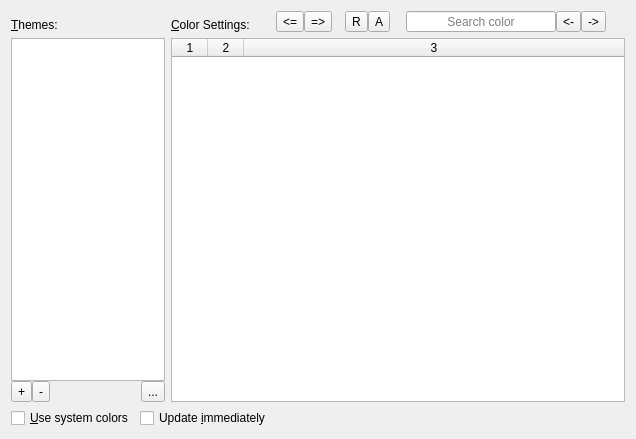
Before: the Qt Designer form src/frontends/qt/ui/PrefColorsUi.ui in kojiOnHill/lyx, drawn with Qt 5.
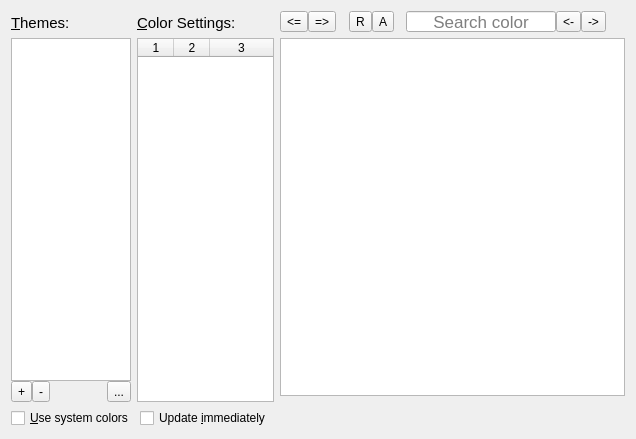
After: the same form once the commit is applied. Icons and pictures are not drawn.

What changed in the file:
```diff
--- a/src/frontends/qt/ui/PrefColorsUi.ui
+++ b/src/frontends/qt/ui/PrefColorsUi.ui
@@ -21,53 +21,8 @@
   </property>
   <layout class="QGridLayout" name="gridLayout_2">
    <item row="1" column="0" colspan="3">
-    <layout class="QGridLayout" name="gridLayout" rowstretch="0,0,0" columnstretch="0,0,0,0,0,0,0,0">
-     <item row="1" column="1" rowspan="2" colspan="7">
-      <widget class="QTableWidget" name="colorsTW">
-       <property name="font">
-        <font>
-         <family>.AppleSystemUIFont</family>
-        </font>
-       </property>
-       <property name="iconSize">
-        <size>
-         <width>32</width>
-         <height>16</height>
-        </size>
-       </property>
-       <property name="showGrid">
-        <bool>false</bool>
-       </property>
-       <property name="sortingEnabled">
-        <bool>true</bool>
-       </property>
-       <property name="columnCount">
-        <number>3</number>
-       </property>
-       <attribute name="horizontalHeaderMinimumSectionSize">
-        <number>24</number>
-       </attribute>
-       <attribute name="horizontalHeaderDefaultSectionSize">
-        <number>36</number>
-       </attribute>
-       <attribute name="horizontalHeaderStretchLastSection">
-        <bool>true</bool>
-       </attribute>
-       <attribute name="verticalHeaderVisible">
-        <bool>false</bool>
-       </attribute>
-       <attribute name="verticalHeaderMinimumSectionSize">
-        <number>12</number>
-       </attribute>
-       <attribute name="verticalHeaderDefaultSectionSize">
-        <number>18</number>
-       </attribute>
-       <column/>
-       <column/>
-       <column/>
-      </widget>
-     </item>
-     <item row="0" column="6">
+    <layout class="QGridLayout" name="gridLayout" rowstretch="0,0,0" columnstretch="0,0,0,0,0,0,0">
+     <item row="0" column="5">
       <layout class="QHBoxLayout" name="searchLayout">
        <property name="spacing">
         <number>0</number>
@@ -92,6 +47,11 @@
            <height>16777215</height>
           </size>
          </property>
+         <property name="font">
+          <font>
+           <pointsize>13</pointsize>
+          </font>
+         </property>
          <property name="toolTip">
           <string>Enter a color name to search</string>
          </property>
@@ -155,7 +115,7 @@
        </item>
       </layout>
      </item>
-     <item row="0" column="5">
+     <item row="0" column="4">
       <spacer name="hsTitleCenter">
        <property name="orientation">
         <enum>Qt::Orientation::Horizontal</enum>
@@ -171,114 +131,13 @@
        </property>
       </spacer>
      </item>
-     <item row="0" column="4">
-      <layout class="QHBoxLayout" name="horizontalLayout">
-       <property name="spacing">
-        <number>0</number>
-       </property>
-       <property name="rightMargin">
-        <number>0</number>
-       </property>
-       <item>
-        <widget class="QToolButton" name="undoColorPB">
-         <property name="toolTip">
-          <string>Undo</string>
-         </property>
-         <property name="text">
-          <string>&lt;=</string>
-         </property>
-         <property name="iconSize">
-          <size>
-           <width>16</width>
-           <height>16</height>
-          </size>
-         </property>
-         <property name="arrowType">
-          <enum>Qt::ArrowType::NoArrow</enum>
-         </property>
-        </widget>
-       </item>
-       <item>
-        <widget class="QToolButton" name="redoColorPB">
-         <property name="toolTip">
-          <string>Redo</string>
-         </property>
-         <property name="text">
-          <string>=&gt;</string>
-         </property>
-         <property name="iconSize">
-          <size>
-           <width>16</width>
-           <height>16</height>
-          </size>
-         </property>
-        </widget>
-       </item>
-       <item>
-        <spacer name="horizontalSpacer_2">
-         <property name="orientation">
-          <enum>Qt::Orientation::Horizontal</enum>
-         </property>
-         <property name="sizeType">
-          <enum>QSizePolicy::Policy::Fixed</enum>
-         </property>
-         <property name="sizeHint" stdset="0">
-          <size>
-           <width>13</width>
-           <height>20</height>
-          </size>
-         </property>
-        </spacer>
-       </item>
-       <item>
-        <widget class="QToolButton" name="colorResetPB">
-         <property name="toolTip">
-          <string>Revert selected to theme colors</string>
-         </property>
-         <property name="text">
-          <string>R</string>
-         </property>
-         <property name="iconSize">
-          <size>
-           <width>16</width>
-           <height>16</height>
-          </size>
-         </property>
-        </widget>
-       </item>
-       <item>
-        <widget class="QToolButton" name="colorResetAllPB">
-         <property name="toolTip">
-          <string>Reset all colors to theme</string>
-         </property>
-         <property name="text">
-          <string>A</string>
-         </property>
-         <property name="iconSize">
-          <size>
-           <width>16</width>
-           <height>16</height>
-          </size>
-         </property>
-        </widget>
-       </item>
-      </layout>
-     </item>
-     <item row="0" column="0">
-      <widget class="QLabel" name="themesLabel">
-       <property name="text">
-        <string>&amp;Themes:</string>
-       </property>
-       <property name="alignment">
-        <set>Qt::AlignmentFlag::AlignBottom|Qt::AlignmentFlag::AlignLeading|Qt::AlignmentFlag::AlignLeft</set>
-       </property>
-       <property name="buddy">
-        <cstring>themesLW</cstring>
-       </property>
-      </widget>
-     </item>
      <item row="0" column="1" colspan="2">
-      <widget class="QLabel" name="colorLabel">
+      <widget class="QLabel" name="label_2">
+       <property name="font">
+        <font>
+         <pointsize>11</pointsize>
+        </font>
+       </property>
        <property name="text">
         <string>&amp;Color Settings:</string>
        </property>
@@ -290,7 +149,7 @@
        </property>
       </widget>
      </item>
-     <item row="0" column="7">
+     <item row="0" column="6">
       <spacer name="hsTitleRight">
        <property name="orientation">
         <enum>Qt::Orientation::Horizontal</enum>
@@ -387,18 +246,164 @@
        </item>
       </layout>
      </item>
+     <item row="0" column="0">
+      <widget class="QLabel" name="label">
+       <property name="font">
+        <font>
+         <pointsize>11</pointsize>
+        </font>
+       </property>
+       <property name="text">
+        <string>&amp;Themes:</string>
+       </property>
+       <property name="alignment">
+        <set>Qt::AlignmentFlag::AlignBottom|Qt::AlignmentFlag::AlignLeading|Qt::AlignmentFlag::AlignLeft</set>
+       </property>
+       <property name="buddy">
+        <cstring>themesLW</cstring>
+       </property>
+      </widget>
+     </item>
      <item row="0" column="3">
-      <spacer name="horizontalSpacer_3">
-       <property name="orientation">
-        <enum>Qt::Orientation::Horizontal</enum>
+      <layout class="QHBoxLayout" name="horizontalLayout">
+       <property name="spacing">
+        <number>0</number>
        </property>
-       <property name="sizeHint" stdset="0">
+       <property name="rightMargin">
+        <number>0</number>
+       </property>
+       <item>
+        <widget class="QToolButton" name="undoColorPB">
+         <property name="toolTip">
+          <string>Undo</string>
+         </property>
+         <property name="text">
+          <string>&lt;=</string>
+         </property>
+         <property name="iconSize">
+          <size>
+           <width>16</width>
+           <height>16</height>
+          </size>
+         </property>
+         <property name="arrowType">
+          <enum>Qt::ArrowType::NoArrow</enum>
+         </property>
+        </widget>
+       </item>
+       <item>
+        <widget class="QToolButton" name="redoColorPB">
+         <property name="toolTip">
+          <string>Redo</string>
+         </property>
+         <property name="text">
+          <string>=&gt;</string>
+         </property>
+         <property name="iconSize">
+          <size>
+           <width>16</width>
+           <height>16</height>
+          </size>
+         </property>
+        </widget>
+       </item>
+       <item>
+        <spacer name="horizontalSpacer_2">
+         <property name="orientation">
+          <enum>Qt::Orientation::Horizontal</enum>
+         </property>
+         <property name="sizeType">
+          <enum>QSizePolicy::Policy::Fixed</enum>
+         </property>
+         <property name="sizeHint" stdset="0">
+          <size>
+           <width>13</width>
+           <height>20</height>
+          </size>
+         </property>
+        </spacer>
+       </item>
+       <item>
+        <widget class="QToolButton" name="colorResetPB">
+         <property name="toolTip">
+          <string>Revert selected to theme colors</string>
+         </property>
+         <property name="text">
+          <string>R</string>
+         </property>
+         <property name="iconSize">
+          <size>
+           <width>16</width>
+           <height>16</height>
+          </size>
+         </property>
+        </widget>
+       </item>
+       <item>
+        <widget class="QToolButton" name="colorResetAllPB">
+         <property name="toolTip">
+          <string>Reset all colors to theme</string>
+         </property>
+         <property name="text">
+          <string>A</string>
+         </property>
+         <property name="iconSize">
+          <size>
+           <width>16</width>
+           <height>16</height>
+          </size>
+         </property>
+        </widget>
+       </item>
+      </layout>
+     </item>
+     <item row="1" column="1" rowspan="2" colspan="2">
+      <widget class="QTableWidget" name="colorsTW">
+       <property name="font">
+        <font>
+         <family>.AppleSystemUIFont</family>
+        </font>
+       </property>
+       <property name="iconSize">
         <size>
-         <width>40</width>
-         <height>20</height>
+         <width>32</width>
+         <height>16</height>
         </size>
        </property>
-      </spacer>
+       <property name="showGrid">
+        <bool>false</bool>
+       </property>
+       <property name="sortingEnabled">
+        <bool>true</bool>
+       </property>
+       <property name="columnCount">
+        <number>3</number>
+       </property>
+       <attribute name="horizontalHeaderMinimumSectionSize">
+        <number>24</number>
+       </attribute>
+       <attribute name="horizontalHeaderDefaultSectionSize">
+        <number>36</number>
+       </attribute>
+       <attribute name="horizontalHeaderStretchLastSection">
+        <bool>true</bool>
+       </attribute>
+       <attribute name="verticalHeaderVisible">
+        <bool>false</bool>
+       </attribute>
+       <attribute name="verticalHeaderMinimumSectionSize">
+        <number>12</number>
+       </attribute>
+       <attribute name="verticalHeaderDefaultSectionSize">
+        <number>18</number>
+       </attribute>
+       <column/>
+       <column/>
+       <column/>
+      </widget>
+     </item>
+     <item row="1" column="3" colspan="4">
+      <widget class="QTableView" name="colorsTV"/>
      </item>
     </layout>
    </item>
```
